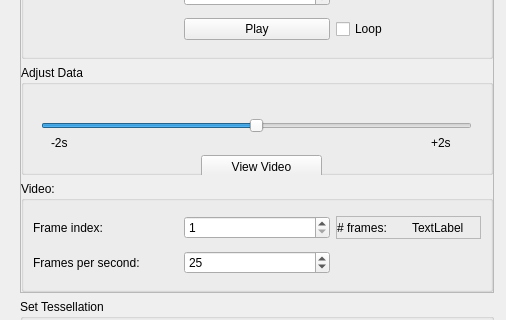
This is mapclientplugins/ecgstep/qt/ecgwidget.ui in Tehsurfer/mapclientplugins.ecgstep as Qt 5 draws it before an edit; both pictures show x 0 to 506 and y 92 to 412 of the 928 by 789 pixel window. The edited form follows.
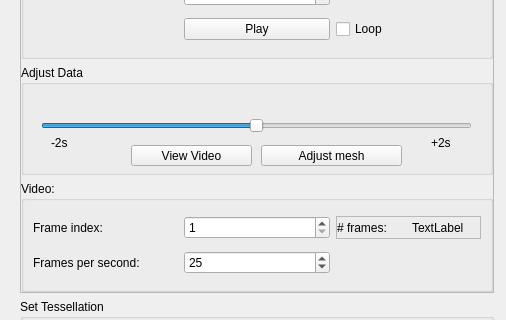
This is the edited form. Icons and pictures are not drawn. Custom widgets are drawn as their Qt base class.

Commit message: Adjustments in data can now be viewed on the mesh

The edit to the form file:
```diff
--- a/mapclientplugins/ecgstep/qt/ecgwidget.ui
+++ b/mapclientplugins/ecgstep/qt/ecgwidget.ui
@@ -230,16 +230,29 @@
                <widget class="QPushButton" name="viewVideo_button">
                 <property name="geometry">
                  <rect>
-                  <x>180</x>
-                  <y>90</y>
+                  <x>110</x>
+                  <y>80</y>
                   <width>121</width>
-                  <height>24</height>
+                  <height>21</height>
                  </rect>
                 </property>
                 <property name="text">
                  <string>View Video</string>
                 </property>
                </widget>
+               <widget class="QPushButton" name="lock_in_adjustment_pushButton">
+                <property name="geometry">
+                 <rect>
+                  <x>240</x>
+                  <y>80</y>
+                  <width>141</width>
+                  <height>21</height>
+                 </rect>
+                </property>
+                <property name="text">
+                 <string>Adjust mesh</string>
+                </property>
+               </widget>
               </widget>
              </item>
              <item>
```
Left out of the diff: 1 changed line with no effect on the pictures. The commit also changes 5 other files.
